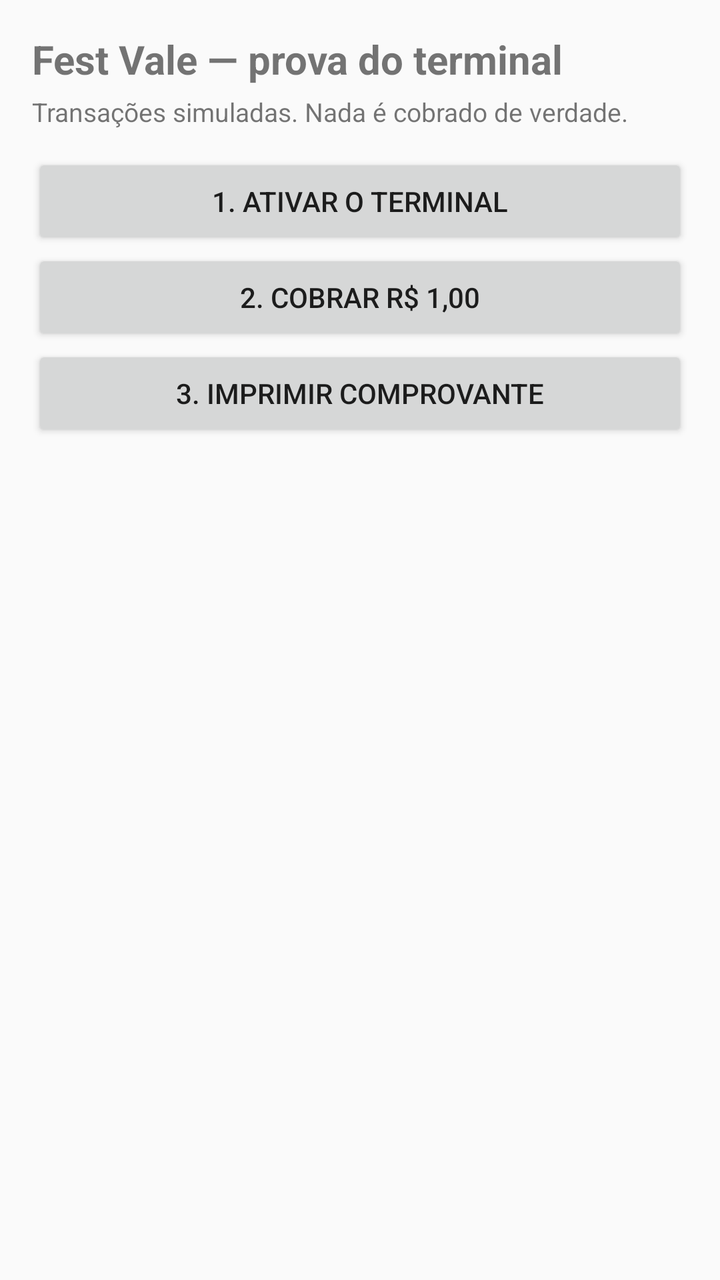
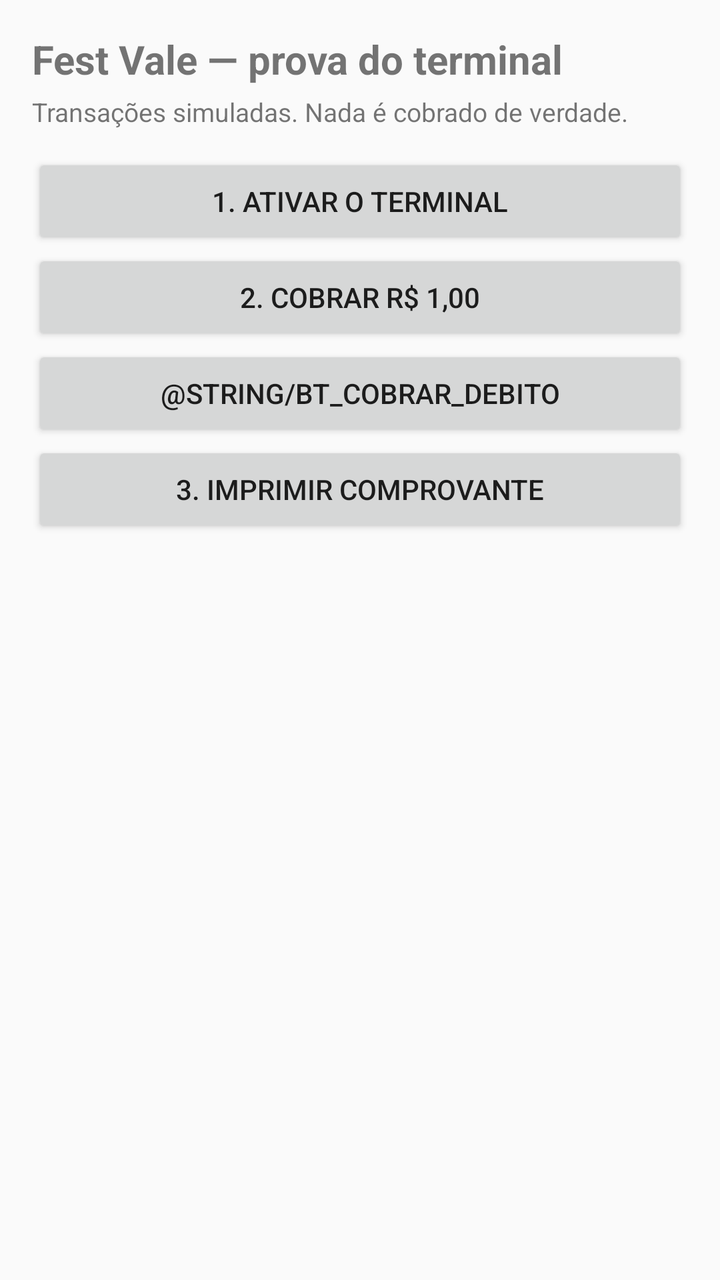

Screens rendered from an Android XML layout before and after an edit, with the pre-edit source and the edit as a unified diff.
<!-- AndroidManifest.xml: application theme Theme.AppCompat.Light.NoActionBar -->
<!-- res/layout/activity_main.xml -->
<?xml version="1.0" encoding="utf-8"?>
<LinearLayout xmlns:android="http://schemas.android.com/apk/res/android"
    android:layout_width="match_parent"
    android:layout_height="match_parent"
    android:orientation="vertical"
    android:padding="16dp">

    <TextView
        android:layout_width="match_parent"
        android:layout_height="wrap_content"
        android:text="@string/titulo"
        android:textSize="20sp"
        android:textStyle="bold" />

    <TextView
        android:layout_width="match_parent"
        android:layout_height="wrap_content"
        android:paddingTop="4dp"
        android:paddingBottom="12dp"
        android:text="@string/subtitulo"
        android:textSize="13sp" />

    <Button
        android:id="@+id/btAtivar"
        android:layout_width="match_parent"
        android:layout_height="wrap_content"
        android:text="@string/bt_ativar" />

    <Button
        android:id="@+id/btCobrar"
        android:layout_width="match_parent"
        android:layout_height="wrap_content"
        android:text="@string/bt_cobrar" />

    <Button
        android:id="@+id/btImprimir"
        android:layout_width="match_parent"
        android:layout_height="wrap_content"
        android:text="@string/bt_imprimir" />

    <ScrollView
        android:id="@+id/rolagem"
        android:layout_width="match_parent"
        android:layout_height="0dp"
        android:layout_marginTop="12dp"
        android:layout_weight="1">

        <TextView
            android:id="@+id/saida"
            android:layout_width="match_parent"
            android:layout_height="wrap_content"
            android:fontFamily="monospace"
            android:textIsSelectable="true"
            android:textSize="12sp" />
    </ScrollView>
</LinearLayout>
<!-- resources referenced by this layout -->
<resources>
  <string name="bt_ativar">1. Ativar o terminal</string>
  <string name="bt_cobrar">2. Cobrar R$ 1,00</string>
  <string name="bt_imprimir">3. Imprimir comprovante</string>
  <string name="subtitulo">Transações simuladas. Nada é cobrado de verdade.</string>
  <string name="titulo">Fest Vale — prova do terminal</string>
</resources>

<!-- the commit's change to res/layout/activity_main.xml (unified diff, before → after) -->
@@ -33,6 +33,12 @@
         android:text="@string/bt_cobrar" />
 
     <Button
+        android:id="@+id/btCobrarDebito"
+        android:layout_width="match_parent"
+        android:layout_height="wrap_content"
+        android:text="@string/bt_cobrar_debito" />
+
+    <Button
         android:id="@+id/btImprimir"
         android:layout_width="match_parent"
         android:layout_height="wrap_content"
